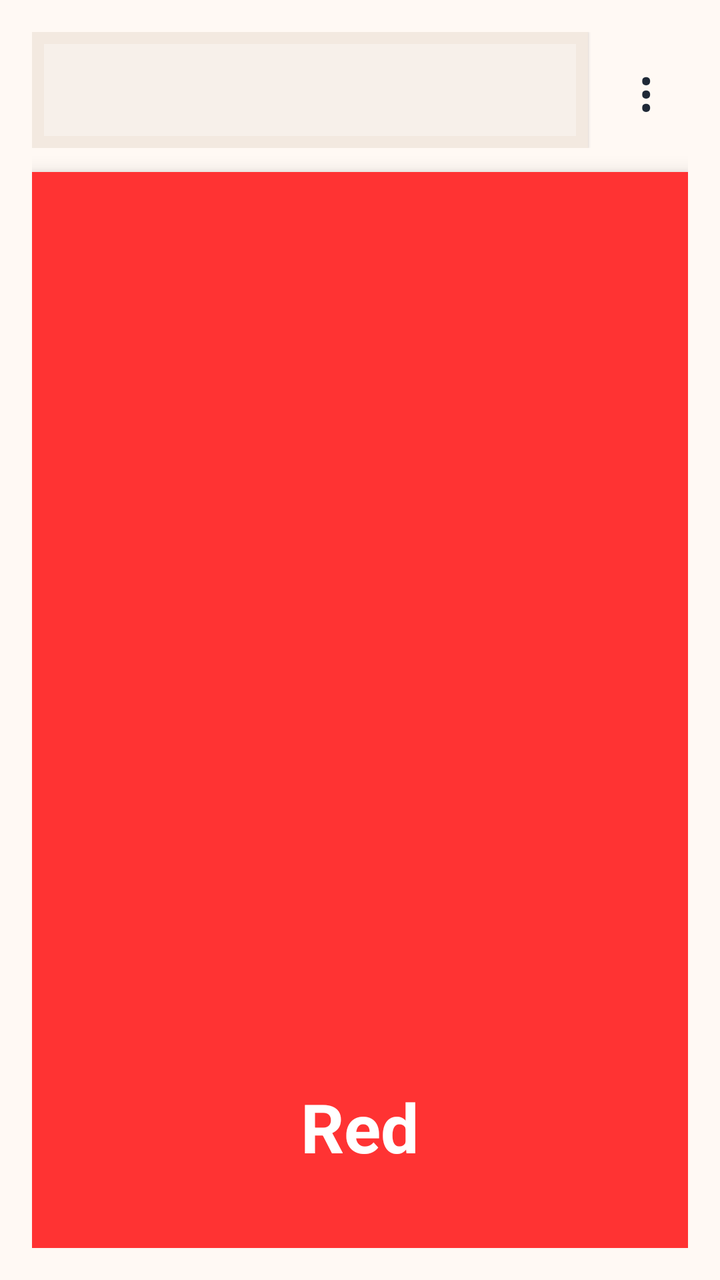
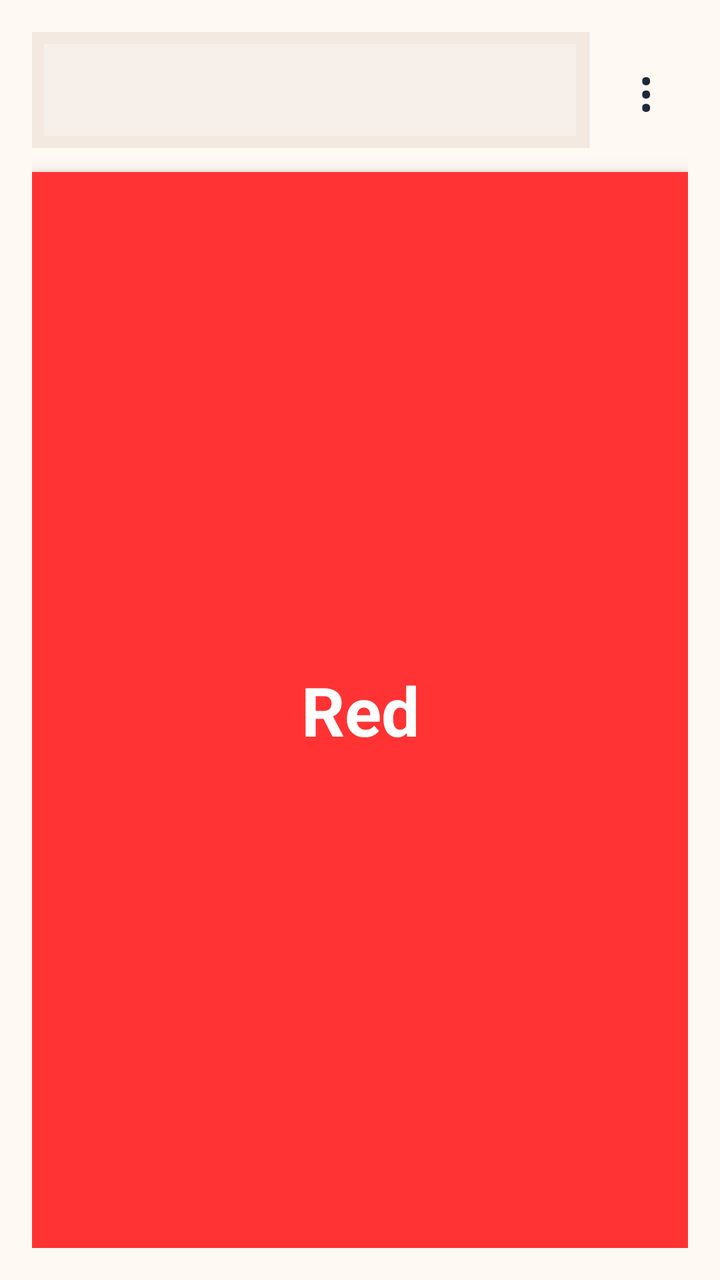

Screens rendered from an Android XML layout before and after an edit, with the pre-edit source and the edit as a unified diff.
<!-- AndroidManifest.xml: application theme Theme.LearnColor -->
<!-- res/layout/activity_main.xml -->
<?xml version="1.0" encoding="utf-8"?>
<LinearLayout xmlns:android="http://schemas.android.com/apk/res/android"
    android:layout_width="match_parent"
    android:layout_height="match_parent"
    android:background="#FFF9F4"
    android:orientation="vertical"
    android:padding="16dp">

    <LinearLayout
        android:layout_width="match_parent"
        android:layout_height="58dp"
        android:gravity="center_vertical"
        android:orientation="horizontal"
        android:paddingLeft="0dp"
        android:paddingRight="0dp"
        android:paddingTop="0dp"
        android:paddingBottom="0dp">

        <LinearLayout
            android:layout_width="0dp"
            android:layout_height="match_parent"
            android:layout_weight="1"
            android:background="#F5EEE7"
            android:elevation="1dp"
            android:gravity="center_vertical"
            android:orientation="horizontal"
            android:padding="6dp"
            android:clipToPadding="false"
            android:backgroundTint="#F3E9E0"
            android:paddingLeft="6dp"
            android:paddingRight="6dp">

            <LinearLayout
                android:id="@+id/colorBar"
                android:layout_width="match_parent"
                android:layout_height="match_parent"
                android:background="#F7F0EA"
                android:gravity="center_vertical"
                android:orientation="horizontal"
                android:padding="0dp"
                android:clipToPadding="false" />
        </LinearLayout>

        <Button
            android:id="@+id/modeMenuButton"
            android:layout_width="42dp"
            android:layout_height="58dp"
            android:layout_marginStart="8dp"
            android:background="@android:color/transparent"
            android:backgroundTint="@android:color/transparent"
            android:gravity="center"
            android:minWidth="0dp"
            android:minHeight="0dp"
            android:padding="0dp"
            android:text="⋮"
            android:textColor="#1F2937"
            android:textSize="28sp" />
    </LinearLayout>

    <LinearLayout
        android:id="@+id/modeOptions"
        android:layout_width="match_parent"
        android:layout_height="wrap_content"
        android:layout_marginTop="12dp"
        android:background="#FFFFFF"
        android:elevation="6dp"
        android:orientation="vertical"
        android:padding="16dp"
        android:visibility="gone">

        <TextView
            android:layout_width="wrap_content"
            android:layout_height="wrap_content"
            android:layout_marginBottom="8dp"
            android:text="Settings"
            android:textColor="#1F2937"
            android:textSize="18sp"
            android:textStyle="bold" />

        <TextView
            android:layout_width="wrap_content"
            android:layout_height="wrap_content"
            android:layout_marginBottom="12dp"
            android:text="Choose a color set"
            android:textColor="#6B7280"
            android:textSize="14sp" />

        <LinearLayout
            android:layout_width="match_parent"
            android:layout_height="wrap_content"
            android:gravity="center"
            android:orientation="horizontal">

            <Button
                android:id="@+id/basicModeButton"
                android:layout_width="0dp"
                android:layout_height="42dp"
                android:layout_marginEnd="8dp"
                android:layout_weight="1"
                android:backgroundTint="#7C3AED"
                android:text="Basic"
                android:textColor="#FFFFFF" />

            <Button
                android:id="@+id/advancedModeButton"
                android:layout_width="0dp"
                android:layout_height="42dp"
                android:layout_marginStart="8dp"
                android:layout_weight="1"
                android:backgroundTint="#E7E7E7"
                android:text="Advanced"
                android:textColor="#1C1C1C" />
        </LinearLayout>
    </LinearLayout>

    <FrameLayout
        android:id="@+id/colorPreview"
        android:layout_width="match_parent"
        android:layout_height="0dp"
        android:layout_marginTop="12dp"
        android:layout_weight="1"
        android:background="#FF0000"
        android:clickable="true"
        android:clipToOutline="true"
        android:elevation="6dp"
        android:focusable="true"
        android:outlineProvider="background">

        <View
            android:id="@+id/glassOverlay"
            android:layout_width="match_parent"
            android:layout_height="match_parent"
            android:background="#33FFFFFF" />

        <TextView
            android:id="@+id/colorLabel"
            android:layout_width="wrap_content"
            android:layout_height="wrap_content"
            android:layout_gravity="bottom|center_horizontal"
            android:layout_marginBottom="26dp"
            android:background="@android:color/transparent"
            android:paddingLeft="22dp"
            android:paddingTop="12dp"
            android:paddingRight="22dp"
            android:paddingBottom="12dp"
            android:text="Red"
            android:textColor="#FFFFFF"
            android:textSize="34sp"
            android:textStyle="bold" />
    </FrameLayout>
</LinearLayout>
<!-- resources referenced by this layout -->
<resources>
  <style name="Theme.LearnColor" parent="Theme.Material3.DayNight.NoActionBar">
          <item name="colorPrimary">@color/purple_500</item>
          <item name="colorOnPrimary">#FFFFFF</item>
          <item name="android:statusBarColor">@android:color/transparent</item>
          <item name="android:windowLightStatusBar" tools:targetApi="23">true</item>
      </style>
  <color name="purple_500">#6200EE</color>
</resources>

<!-- the commit's change to res/layout/activity_main.xml (unified diff, before → after) -->
@@ -134,15 +134,12 @@
 
         <TextView
             android:id="@+id/colorLabel"
-            android:layout_width="wrap_content"
-            android:layout_height="wrap_content"
-            android:layout_gravity="bottom|center_horizontal"
-            android:layout_marginBottom="26dp"
+            android:layout_width="match_parent"
+            android:layout_height="match_parent"
+            android:layout_gravity="center"
             android:background="@android:color/transparent"
-            android:paddingLeft="22dp"
-            android:paddingTop="12dp"
-            android:paddingRight="22dp"
-            android:paddingBottom="12dp"
+            android:gravity="center"
+            android:padding="0dp"
             android:text="Red"
             android:textColor="#FFFFFF"
             android:textSize="34sp"
